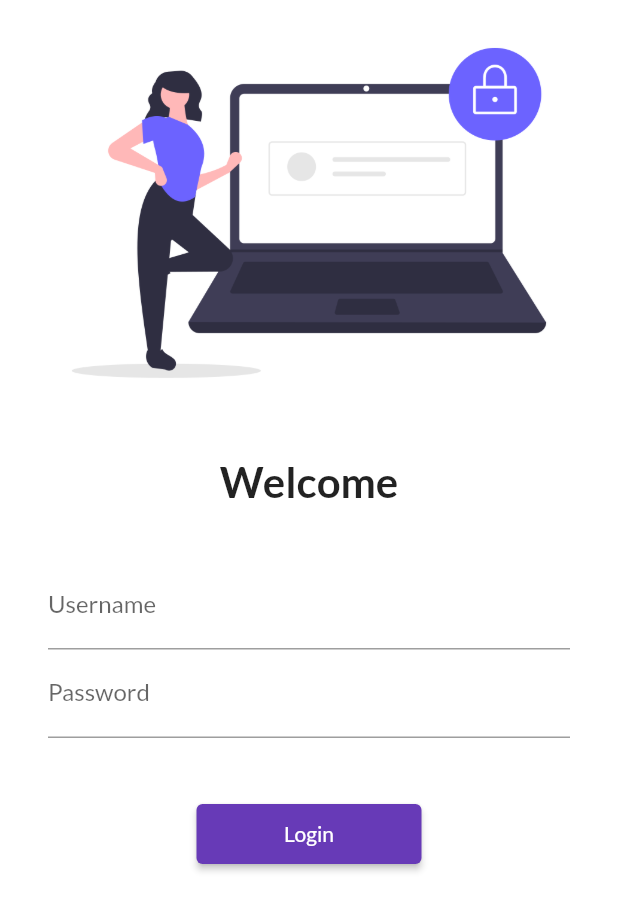
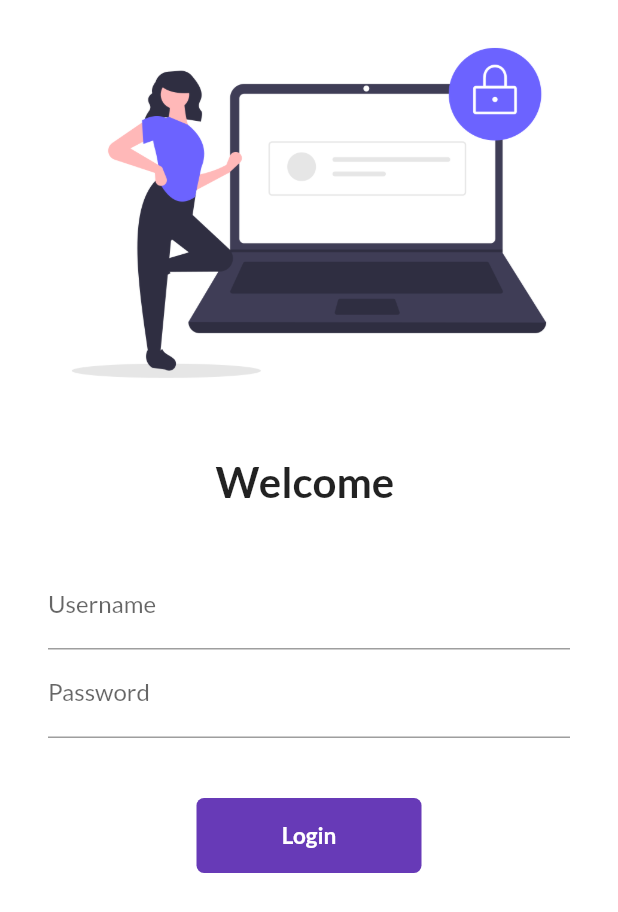
Before and after one commit to kaushik004/catalog_app_flutter, a Flutter app: the screen it shows after launch, on a phone screen of 412 x 824 dp. Shown: the top 912 px of the screen. Run offline on Flutter 3.47's test engine with Material 2 defaults, Android fonts, the phone set to English and light mode, and no system bars; our stand-ins replace google_fonts.

Commit message:
Added onChange event and Animated Login Button

```diff
--- a/lib/pages/login_page.dart
+++ b/lib/pages/login_page.dart
@@ -1,7 +1,15 @@
 import 'package:catalog_app/utils/routes.dart';
 import 'package:flutter/material.dart';
 
-class LoginPage extends StatelessWidget {
+class LoginPage extends StatefulWidget {
+  @override
+  _LoginPageState createState() => _LoginPageState();
+}
+
+class _LoginPageState extends State<LoginPage> {
+  String name = "";
+  bool changeButton = false;
+
   @override
   Widget build(BuildContext context) {
     return Material(
@@ -17,7 +25,7 @@ class LoginPage extends StatelessWidget {
                 height: 20,
               ),
               Text(
-                "Welcome",
+                "Welcome $name",
                 style: TextStyle(
                   fontSize: 28,
                   fontWeight: FontWeight.bold,
@@ -34,6 +42,10 @@ class LoginPage extends StatelessWidget {
                     TextFormField(
                       decoration: InputDecoration(
                           hintText: "Enter username", labelText: "Username"),
+                      onChanged: (value) {
+                        name = value;
+                        setState(() {});
+                      },
                     ),
                     TextFormField(
                       obscureText: true,
@@ -43,12 +55,44 @@ class LoginPage extends StatelessWidget {
                     SizedBox(
                       height: 40,
                     ),
-                    ElevatedButton(
-                        onPressed: () {
-                          Navigator.pushNamed(context, MyRoutes.homeRoute);
-                        },
-                        style: TextButton.styleFrom(minimumSize: Size(150, 40)),
-                        child: Text("Login"))
+                    InkWell(
+                      onTap: () async {
+                        setState(() {
+                          changeButton = true;
+                        });
+
+                        await Future.delayed(Duration(seconds: 1));
+                        Navigator.pushNamed(context, MyRoutes.homeRoute);
+                      },
+                      child: AnimatedContainer(
+                        duration: Duration(seconds: 1),
+                        width: changeButton ? 50 : 150,
+                        height: 50,
+                        alignment: Alignment.center,
+                        child: changeButton
+                            ? Icon(
+                                Icons.done,
+                                color: Colors.white,
+                              )
+                            : Text(
+                                "Login",
+                                style: TextStyle(
+                                    color: Colors.white,
+                                    fontWeight: FontWeight.bold,
+                                    fontSize: 15),
+                              ),
+                        decoration: BoxDecoration(
+                            color: Colors.deepPurple,
+                            borderRadius:
+                                BorderRadius.circular(changeButton ? 50 : 5)),
+                      ),
+                    )
+                    // ElevatedButton(
+                    //     onPressed: () {
+                    //       Navigator.pushNamed(context, MyRoutes.homeRoute);
+                    //     },
+                    //     style: TextButton.styleFrom(minimumSize: Size(150, 40)),
+                    //     child: Text("Login"))
                   ],
                 ),
               )
```
